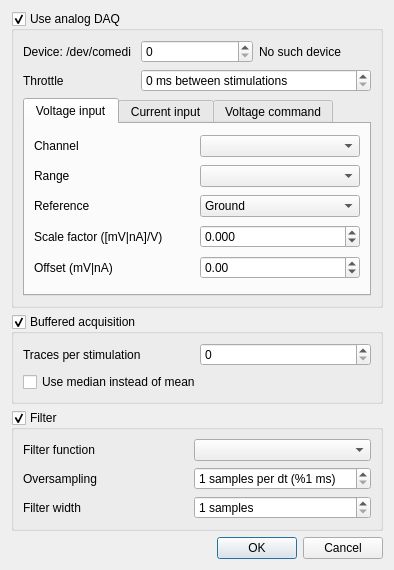
Old version of the form src/gui/daqdialog.ui in the repository CompEphys-team/rtdo.
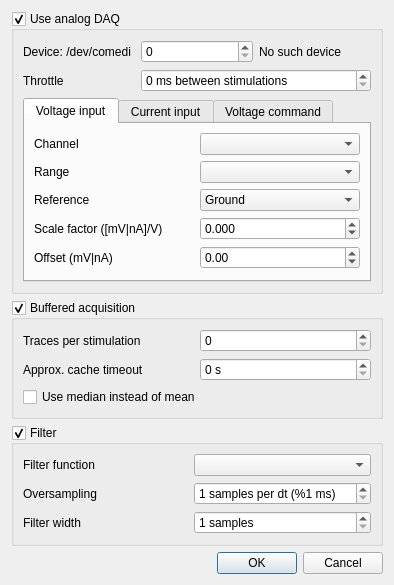
New version of the form.

Commit message:
Added cache timeout mechanism
Interestingly, this can be used for a periodic refresh (long
timeout, acquisition in bursts) or as a constant turnover with some
averaging (short timeout, continuous acquisition).

```diff
--- a/src/gui/daqdialog.ui
+++ b/src/gui/daqdialog.ui
@@ -446,13 +446,30 @@
       <item row="0" column="1">
        <widget class="QSpinBox" name="numTraces"/>
       </item>
-      <item row="1" column="0" colspan="2">
+      <item row="2" column="0" colspan="2">
        <widget class="QCheckBox" name="useMedian">
         <property name="text">
          <string>Use median instead of mean</string>
         </property>
        </widget>
       </item>
+      <item row="1" column="1">
+       <widget class="QSpinBox" name="timeout">
+        <property name="suffix">
+         <string> s</string>
+        </property>
+        <property name="maximum">
+         <number>600</number>
+        </property>
+       </widget>
+      </item>
+      <item row="1" column="0">
+       <widget class="QLabel" name="label_22">
+        <property name="text">
+         <string>Approx. cache timeout</string>
+        </property>
+       </widget>
+      </item>
      </layout>
     </widget>
    </item>
```
The commit also changes 5 other files.
